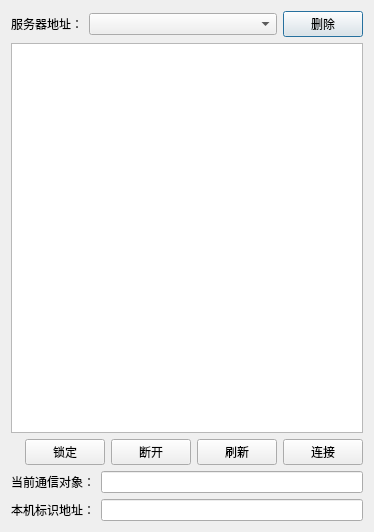
First picture: the form in Gui/Control/ConnectorControl.ui, repository taynpg/relayFile, before the edit.
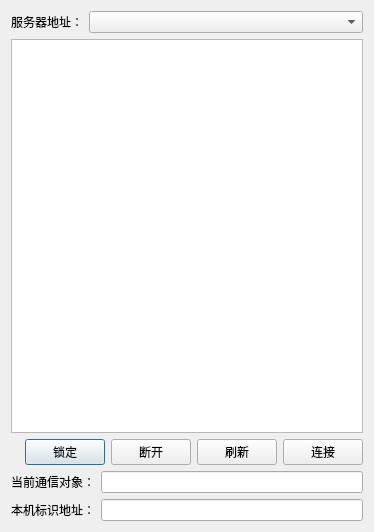
Second picture: the form after the edit.

Commit message: connector：去除删除按钮。

Diff of the .ui file:
```diff
--- a/Gui/Control/ConnectorControl.ui
+++ b/Gui/Control/ConnectorControl.ui
@@ -33,13 +33,6 @@
        </property>
       </widget>
      </item>
-     <item>
-      <widget class="QPushButton" name="btnDelServerIp">
-       <property name="text">
-        <string>删除</string>
-       </property>
-      </widget>
-     </item>
     </layout>
    </item>
    <item>
```
The commit also changes 1 other file.
